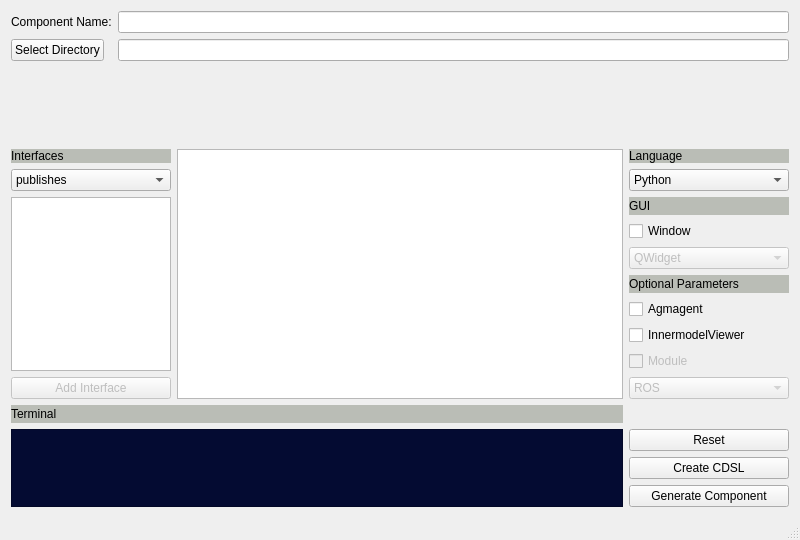
This is robocompdsl-gui/gui.ui in robocomp/tools as Qt 5 draws it before an edit. The edited form follows.
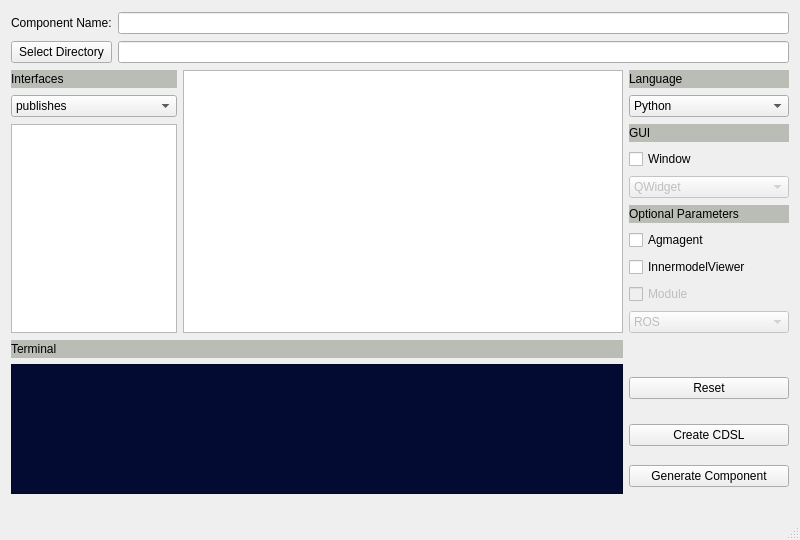
This is the edited form.

Commit message: expanding problems solved

Patch:
```diff
--- a/robocompdsl-gui/gui.ui
+++ b/robocompdsl-gui/gui.ui
@@ -32,67 +32,15 @@
    <string>Create a component</string>
   </property>
   <widget class="QWidget" name="centralWidget">
-   <layout class="QVBoxLayout" name="verticalLayout_2">
-    <item>
-     <layout class="QFormLayout" name="formLayout">
-      <property name="sizeConstraint">
-       <enum>QLayout::SetMaximumSize</enum>
-      </property>
-      <item row="0" column="0">
-       <widget class="QLabel" name="nameLabel">
-        <property name="text">
-         <string>Component Name:</string>
-        </property>
-       </widget>
-      </item>
-      <item row="1" column="0">
-       <widget class="QPushButton" name="directoryButton">
-        <property name="text">
-         <string>Select Directory</string>
-        </property>
-       </widget>
-      </item>
-      <item row="0" column="1">
-       <widget class="QLineEdit" name="nameLineEdit"/>
-      </item>
-      <item row="1" column="1">
-       <widget class="QLineEdit" name="directoryLineEdit"/>
-      </item>
-     </layout>
-    </item>
-    <item>
      <layout class="QGridLayout" name="gridLayout">
-      <item row="2" column="2">
-       <widget class="QLabel" name="guiLabel">
-        <property name="maximumSize">
-         <size>
-          <width>16777215</width>
-          <height>18</height>
-         </size>
-        </property>
-        <property name="styleSheet">
-         <string notr="true">background-color: rgb(186, 189, 182);</string>
-        </property>
-        <property name="text">
-         <string>GUI</string>
-        </property>
-       </widget>
-      </item>
-      <item row="6" column="2">
-       <widget class="QCheckBox" name="agmagentCheckBox">
-        <property name="text">
-         <string>Agmagent</string>
-        </property>
-       </widget>
-      </item>
-      <item row="3" column="2">
+    <item row="5" column="3">
        <widget class="QCheckBox" name="guiCheckBox">
         <property name="text">
          <string>Window</string>
         </property>
        </widget>
       </item>
-      <item row="4" column="2">
+    <item row="6" column="3">
        <widget class="QComboBox" name="guiComboBox">
         <property name="enabled">
          <bool>false</bool>
@@ -114,18 +62,14 @@
         </item>
        </widget>
       </item>
-      <item row="2" column="0" rowspan="7">
-       <widget class="QListWidget" name="interfacesListWidget">
-        <property name="maximumSize">
+    <item row="2" column="3">
+     <widget class="QLabel" name="languageLabel">
+      <property name="minimumSize">
          <size>
           <width>160</width>
-          <height>16777215</height>
-         </size>
-        </property>
-       </widget>
-      </item>
-      <item row="0" column="0">
-       <widget class="QLabel" name="interfacesLabel">
+        <height>0</height>
+       </size>
+      </property>
         <property name="maximumSize">
          <size>
           <width>16777215</width>
@@ -136,95 +80,41 @@
          <string notr="true">background-color: rgb(186, 189, 182);</string>
         </property>
         <property name="text">
-         <string>Interfaces</string>
+       <string>Language</string>
         </property>
        </widget>
       </item>
-      <item row="9" column="0">
-       <widget class="QPushButton" name="addButton">
-        <property name="enabled">
-         <bool>false</bool>
-        </property>
-        <property name="text">
-         <string>Add Interface</string>
-        </property>
-       </widget>
-      </item>
-      <item row="5" column="2">
-       <widget class="QLabel" name="optionalLabel">
-        <property name="maximumSize">
-         <size>
-          <width>16777215</width>
-          <height>18</height>
-         </size>
-        </property>
-        <property name="styleSheet">
-         <string notr="true">background-color: rgb(186, 189, 182);</string>
-        </property>
-        <property name="text">
-         <string>Optional Parameters</string>
-        </property>
-       </widget>
-      </item>
-      <item row="0" column="1" rowspan="10">
-       <widget class="QTextEdit" name="mainTextEdit">
-        <property name="maximumSize">
-         <size>
-          <width>16777215</width>
-          <height>16777215</height>
-         </size>
-        </property>
-        <property name="html">
-         <string>&lt;!DOCTYPE HTML PUBLIC &quot;-//W3C//DTD HTML 4.0//EN&quot; &quot;http://www.w3.org/TR/REC-html40/strict.dtd&quot;&gt;
-&lt;html&gt;&lt;head&gt;&lt;meta name=&quot;qrichtext&quot; content=&quot;1&quot; /&gt;&lt;style type=&quot;text/css&quot;&gt;
-p, li { white-space: pre-wrap; }
-&lt;/style&gt;&lt;/head&gt;&lt;body style=&quot; font-family:'Ubuntu'; font-size:11pt; font-weight:400; font-style:normal;&quot;&gt;
-&lt;p style=&quot;-qt-paragraph-type:empty; margin-top:0px; margin-bottom:0px; margin-left:0px; margin-right:0px; -qt-block-indent:0; text-indent:0px;&quot;&gt;&lt;br /&gt;&lt;/p&gt;&lt;/body&gt;&lt;/html&gt;</string>
-        </property>
-       </widget>
-      </item>
-      <item row="8" column="2">
-       <widget class="QCheckBox" name="moduleCheckBox">
-        <property name="enabled">
-         <bool>false</bool>
-        </property>
-        <property name="text">
-         <string>Module</string>
-        </property>
-       </widget>
-      </item>
-      <item row="1" column="0">
-       <widget class="QComboBox" name="communicationsComboBox">
-        <item>
-         <property name="text">
-          <string>publishes</string>
-         </property>
-        </item>
-        <item>
-         <property name="text">
-          <string>implements</string>
-         </property>
-        </item>
-        <item>
-         <property name="text">
-          <string>subscribesTo</string>
-         </property>
-        </item>
-        <item>
-         <property name="text">
-          <string>requires</string>
-         </property>
-        </item>
-       </widget>
-      </item>
-      <item row="7" column="2">
+    <item row="9" column="3">
        <widget class="QCheckBox" name="innermodelCheckBox">
         <property name="text">
          <string>InnermodelViewer</string>
         </property>
        </widget>
       </item>
-      <item row="1" column="2">
+    <item row="7" column="3">
+     <widget class="QLabel" name="optionalLabel">
+      <property name="maximumSize">
+       <size>
+        <width>16777215</width>
+        <height>18</height>
+       </size>
+      </property>
+      <property name="styleSheet">
+       <string notr="true">background-color: rgb(186, 189, 182);</string>
+      </property>
+      <property name="text">
+       <string>Optional Parameters</string>
+      </property>
+     </widget>
+    </item>
+    <item row="8" column="3">
+     <widget class="QCheckBox" name="agmagentCheckBox">
+      <property name="text">
+       <string>Agmagent</string>
+      </property>
+     </widget>
+    </item>
+    <item row="3" column="3">
        <widget class="QComboBox" name="languageComboBox">
         <item>
          <property name="text">
@@ -243,7 +133,62 @@
         </item>
        </widget>
       </item>
-      <item row="9" column="2">
+    <item row="2" column="0" colspan="2">
+     <widget class="QLabel" name="interfacesLabel">
+      <property name="maximumSize">
+       <size>
+        <width>16777215</width>
+        <height>18</height>
+       </size>
+      </property>
+      <property name="styleSheet">
+       <string notr="true">background-color: rgb(186, 189, 182);</string>
+      </property>
+      <property name="text">
+       <string>Interfaces</string>
+      </property>
+     </widget>
+    </item>
+    <item row="4" column="0" rowspan="8" colspan="2">
+     <widget class="QListWidget" name="interfacesListWidget">
+      <property name="minimumSize">
+       <size>
+        <width>160</width>
+        <height>0</height>
+       </size>
+      </property>
+      <property name="maximumSize">
+       <size>
+        <width>245</width>
+        <height>16777215</height>
+       </size>
+      </property>
+     </widget>
+    </item>
+    <item row="2" column="2" rowspan="10">
+     <widget class="QTextEdit" name="mainTextEdit">
+      <property name="minimumSize">
+       <size>
+        <width>440</width>
+        <height>0</height>
+       </size>
+      </property>
+      <property name="maximumSize">
+       <size>
+        <width>16777215</width>
+        <height>16777215</height>
+       </size>
+      </property>
+      <property name="html">
+       <string>&lt;!DOCTYPE HTML PUBLIC &quot;-//W3C//DTD HTML 4.0//EN&quot; &quot;http://www.w3.org/TR/REC-html40/strict.dtd&quot;&gt;
+&lt;html&gt;&lt;head&gt;&lt;meta name=&quot;qrichtext&quot; content=&quot;1&quot; /&gt;&lt;style type=&quot;text/css&quot;&gt;
+p, li { white-space: pre-wrap; }
+&lt;/style&gt;&lt;/head&gt;&lt;body style=&quot; font-family:'Ubuntu'; font-size:11pt; font-weight:400; font-style:normal;&quot;&gt;
+&lt;p style=&quot;-qt-paragraph-type:empty; margin-top:0px; margin-bottom:0px; margin-left:0px; margin-right:0px; -qt-block-indent:0; text-indent:0px;&quot;&gt;&lt;br /&gt;&lt;/p&gt;&lt;/body&gt;&lt;/html&gt;</string>
+      </property>
+     </widget>
+    </item>
+    <item row="11" column="3">
        <widget class="QComboBox" name="modulesComboBox">
         <property name="enabled">
          <bool>false</bool>
@@ -265,14 +210,42 @@
         </item>
        </widget>
       </item>
-      <item row="0" column="2">
-       <widget class="QLabel" name="languageLabel">
-        <property name="minimumSize">
-         <size>
-          <width>160</width>
-          <height>0</height>
-         </size>
-        </property>
+    <item row="10" column="3">
+     <widget class="QCheckBox" name="moduleCheckBox">
+      <property name="enabled">
+       <bool>false</bool>
+      </property>
+      <property name="text">
+       <string>Module</string>
+      </property>
+     </widget>
+    </item>
+    <item row="3" column="0" colspan="2">
+     <widget class="QComboBox" name="communicationsComboBox">
+      <item>
+       <property name="text">
+        <string>publishes</string>
+       </property>
+      </item>
+      <item>
+       <property name="text">
+        <string>implements</string>
+       </property>
+      </item>
+      <item>
+       <property name="text">
+        <string>subscribesTo</string>
+       </property>
+      </item>
+      <item>
+       <property name="text">
+        <string>requires</string>
+       </property>
+      </item>
+     </widget>
+    </item>
+    <item row="4" column="3">
+     <widget class="QLabel" name="guiLabel">
         <property name="maximumSize">
          <size>
           <width>16777215</width>
@@ -283,14 +256,48 @@
          <string notr="true">background-color: rgb(186, 189, 182);</string>
         </property>
         <property name="text">
-         <string>Language</string>
+       <string>GUI</string>
         </property>
        </widget>
       </item>
-     </layout>
-    </item>
-    <item>
+    <item row="12" column="0" colspan="4">
      <layout class="QGridLayout" name="gridLayout_2">
+      <item row="1" column="0" rowspan="3">
+       <widget class="QTextEdit" name="terminalTextEdit">
+        <property name="minimumSize">
+         <size>
+          <width>0</width>
+          <height>130</height>
+         </size>
+        </property>
+        <property name="styleSheet">
+         <string notr="true">background-color: rgb(4, 11, 50);</string>
+        </property>
+        <property name="html">
+         <string>&lt;!DOCTYPE HTML PUBLIC &quot;-//W3C//DTD HTML 4.0//EN&quot; &quot;http://www.w3.org/TR/REC-html40/strict.dtd&quot;&gt;
+&lt;html&gt;&lt;head&gt;&lt;meta name=&quot;qrichtext&quot; content=&quot;1&quot; /&gt;&lt;style type=&quot;text/css&quot;&gt;
+p, li { white-space: pre-wrap; }
+&lt;/style&gt;&lt;/head&gt;&lt;body style=&quot; font-family:'Ubuntu'; font-size:11pt; font-weight:400; font-style:normal;&quot;&gt;
+&lt;p style=&quot;-qt-paragraph-type:empty; margin-top:0px; margin-bottom:0px; margin-left:0px; margin-right:0px; -qt-block-indent:0; text-indent:0px;&quot;&gt;&lt;br /&gt;&lt;/p&gt;&lt;/body&gt;&lt;/html&gt;</string>
+        </property>
+       </widget>
+      </item>
+      <item row="0" column="0">
+       <widget class="QLabel" name="terminalLabel">
+        <property name="maximumSize">
+         <size>
+          <width>16777215</width>
+          <height>18</height>
+         </size>
+        </property>
+        <property name="styleSheet">
+         <string notr="true">background-color: rgb(186, 189, 182);</string>
+        </property>
+        <property name="text">
+         <string>Terminal</string>
+        </property>
+       </widget>
+      </item>
       <item row="2" column="1">
        <widget class="QPushButton" name="createButton">
         <property name="text">
@@ -350,6 +357,26 @@
       </item>
      </layout>
     </item>
+    <item row="0" column="0">
+     <widget class="QLabel" name="nameLabel">
+      <property name="text">
+       <string>Component Name:</string>
+      </property>
+     </widget>
+    </item>
+    <item row="1" column="0">
+     <widget class="QPushButton" name="directoryButton">
+      <property name="text">
+       <string>Select Directory</string>
+      </property>
+     </widget>
+    </item>
+    <item row="0" column="1" colspan="3">
+     <widget class="QLineEdit" name="nameLineEdit"/>
+    </item>
+    <item row="1" column="1" colspan="3">
+     <widget class="QLineEdit" name="directoryLineEdit"/>
+    </item>
    </layout>
   </widget>
   <widget class="QStatusBar" name="statusBar"/>
```
Left out of the diff: 30 changed lines with no effect on the pictures. Lines whose indentation alone changed are shown as unchanged.
